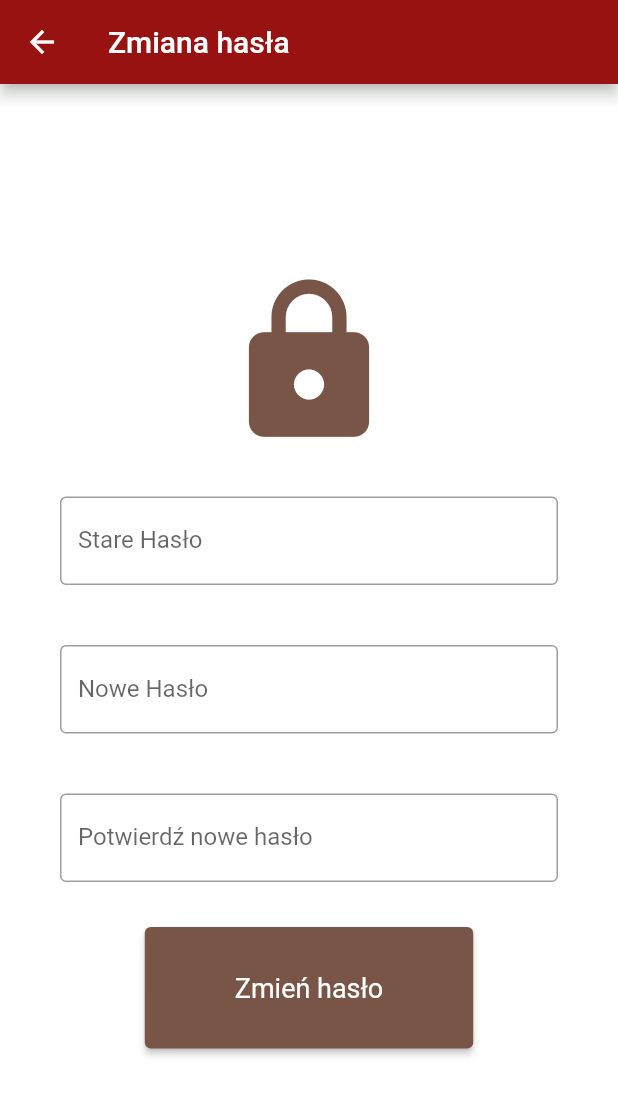
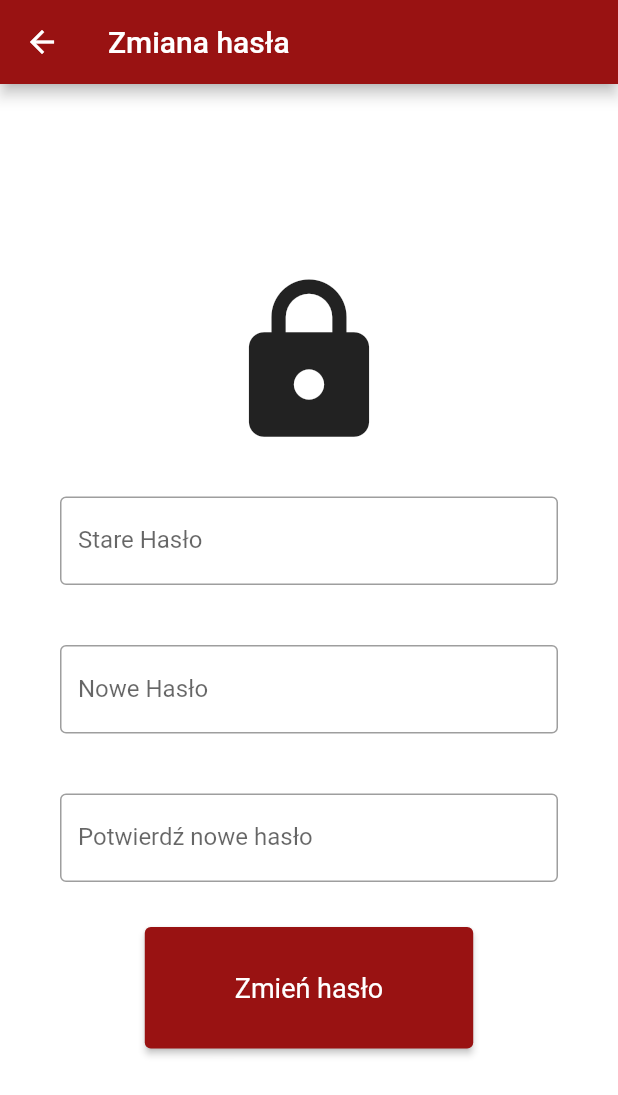
Before and after one commit to Asirxes/Dyplom, a Flutter app: the PasswordChangePage screen opened directly, on a phone screen of 412 x 824 dp. Shown: the top 1095 px of the screen. Run offline on Flutter 3.47's test engine with Material 2 defaults, Android fonts, the phone set to English and light mode, and no system bars; our stand-ins replace cloud_firestore, firebase_auth, firebase_core, flutter_rating_bar, fluttertoast; accounts and stored records are empty; network calls fail.

Commit message:
colour delate

```diff
--- a/lib/AppBar/AppBar.dart
+++ b/lib/AppBar/AppBar.dart
@@ -1,5 +1,5 @@
 import 'package:dyplom/glowny_screen/glowny_screen.dart';
-import 'package:dyplom/main.dart';
+//import 'package:dyplom/main.dart';
 import 'package:dyplom/tresc_screen/Category.dart';
 import 'package:dyplom/ranking_screen/ranking_screen.dart';
 import 'package:dyplom/tresc_screen/tresc.dart';
--- a/lib/AppBar/AppBar1.dart
+++ b/lib/AppBar/AppBar1.dart
@@ -3,9 +3,8 @@ import 'package:dyplom/tresc_screen/Przedmioty.dart';
 import 'package:dyplom/tresc_screen/Uczelnie.dart';
 import 'package:dyplom/tresc_screen/tresc.dart';
 import 'package:flutter/material.dart';
-import 'package:dyplom/glowny_screen/glowny_screen.dart';
-//import 'package:dyplom/tresc_screen/wydzial_not.dart';
-import 'package:dyplom/ranking_screen/ranking_screen.dart';
+//import 'package:dyplom/glowny_screen/glowny_screen.dart';
+//import 'package:dyplom/ranking_screen/ranking_screen.dart';
 
 class AppBar10 extends StatefulWidget implements PreferredSizeWidget {
   @override
--- a/lib/AppBar/BottomNavigationBar.dart
+++ b/lib/AppBar/BottomNavigationBar.dart
@@ -1,7 +1,6 @@
-
 
 //import 'package:dyplom/tresc_screen/CategoryRepository.dart';
-import 'package:dyplom/main.dart';
+//import 'package:dyplom/main.dart';
 import 'package:dyplom/ranking_screen/Ranking.dart';
 import 'package:flutter/material.dart';
 import 'package:provider/provider.dart';
--- a/lib/glowny_screen/glowny_screen.dart
+++ b/lib/glowny_screen/glowny_screen.dart
@@ -1,4 +1,6 @@
 import 'package:dyplom/AppBar/BottomNavigationBar.dart';
+import 'package:dyplom/user_pages/login_page.dart';
+import 'package:dyplom/user_pages/registration_page.dart';
 import 'package:flutter/material.dart';
 import 'package:dyplom/main.dart';
 import 'package:dyplom/dostepnosc_screen/dostepnosc_screen.dart';
@@ -39,7 +41,7 @@ class _EkranGlownyState extends State<EkranGlowny> {
               onPressed: () {
                 Navigator.push(
                   context,
-                  MaterialPageRoute(builder: (context) => HomePage()),
+                  MaterialPageRoute(builder: (context) => LoginPage(onLogin: () {  },)),
                 );
               },
               child: Text('Zaloguj się'),
@@ -49,7 +51,7 @@ class _EkranGlownyState extends State<EkranGlowny> {
               onPressed: () {
                 Navigator.push(
                   context,
-                  MaterialPageRoute(builder: (context) => HomePage()),
+                  MaterialPageRoute(builder: (context) => RegistrationPage(onRegister: () {  },)),
                 );
               },
               child: Text('Zarejestruj się'),
--- a/lib/user_pages/login_page.dart
+++ b/lib/user_pages/login_page.dart
@@ -32,7 +32,7 @@ class _LoginPageState extends State<LoginPage> {
             Icon(
               Icons.person,
               size: 120.0,
-              color: Colors.brown,
+
             ),
             SizedBox(height: 20.0),
             Container(
@@ -68,7 +68,7 @@ class _LoginPageState extends State<LoginPage> {
               },
               child: Text('Zaloguj się'),
               style: ElevatedButton.styleFrom(
-                primary: Colors.brown,
+
                 padding: EdgeInsets.symmetric(vertical: 30.0, horizontal: 60),
                 textStyle: TextStyle(fontSize: 18.0),
               ),
--- a/lib/user_pages/password_change_page.dart
+++ b/lib/user_pages/password_change_page.dart
@@ -27,7 +27,7 @@ class _PasswordChangePageState extends State<PasswordChangePage> {
             Icon(
               Icons.lock,
               size: 120.0,
-              color: Colors.brown,
+
             ),
             SizedBox(height: 20.0),
             Container(
@@ -76,7 +76,7 @@ class _PasswordChangePageState extends State<PasswordChangePage> {
               },
               child: Text('Zmień hasło'),
               style: ElevatedButton.styleFrom(
-                primary: Colors.brown,
+
                 padding: EdgeInsets.symmetric(vertical: 30.0, horizontal: 60.0),
                 textStyle: TextStyle(fontSize: 18.0),
               ),
--- a/lib/user_pages/registration_page.dart
+++ b/lib/user_pages/registration_page.dart
@@ -31,7 +31,6 @@ class _RegistrationPageState extends State<RegistrationPage> {
             Icon(
               Icons.person_add,
               size: 120.0,
-              color: Colors.brown,
             ),
             SizedBox(height: 20.0),
             Container(
```
Also changed, not shown: lib/user_pages/logout_page.dart (+9 -5 lines).
